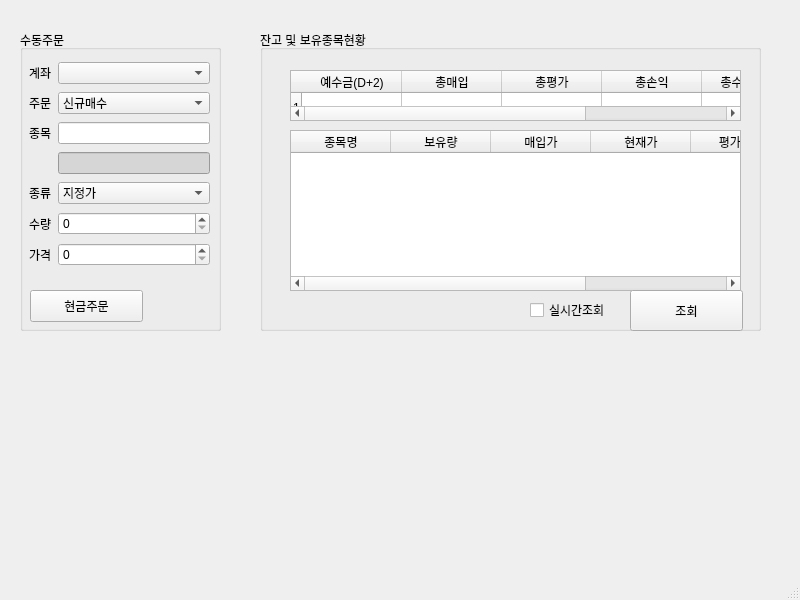
RyoniCho/AutoStockTrader, file autoTrader_ui.ui: the form before one commit.
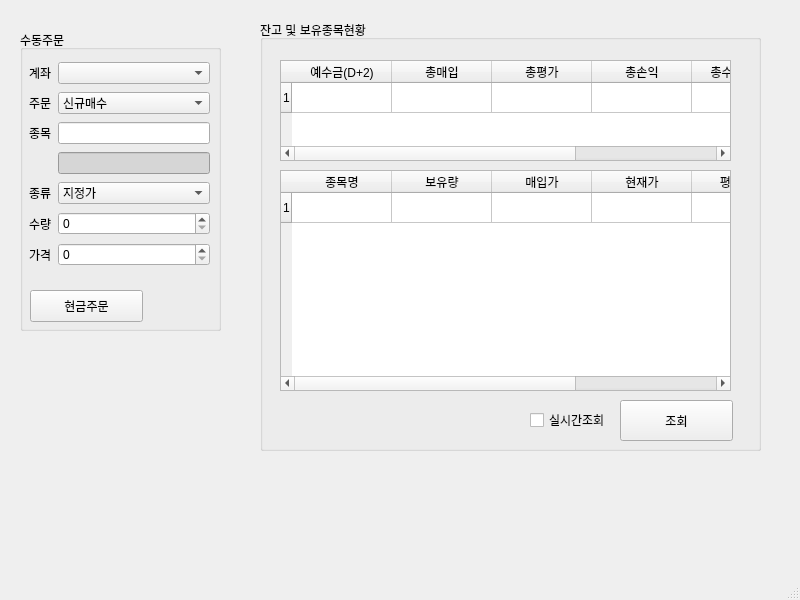
The form after the commit.

What changed in the file:
```diff
--- a/autoTrader_ui.ui
+++ b/autoTrader_ui.ui
@@ -162,9 +162,9 @@
     <property name="geometry">
      <rect>
       <x>260</x>
-      <y>30</y>
+      <y>20</y>
       <width>501</width>
-      <height>301</height>
+      <height>431</height>
      </rect>
     </property>
     <property name="title">
@@ -173,10 +173,10 @@
     <widget class="QTableWidget" name="UI_deposit_tableWidget">
      <property name="geometry">
       <rect>
-       <x>30</x>
+       <x>20</x>
        <y>40</y>
        <width>451</width>
-       <height>51</height>
+       <height>101</height>
       </rect>
      </property>
      <property name="rowCount">
@@ -217,12 +217,16 @@
     <widget class="QTableWidget" name="UI_balance_tableWidget">
      <property name="geometry">
       <rect>
-       <x>30</x>
-       <y>100</y>
+       <x>20</x>
+       <y>150</y>
        <width>451</width>
-       <height>161</height>
+       <height>221</height>
       </rect>
      </property>
+     <property name="rowCount">
+      <number>1</number>
+     </property>
+     <row/>
      <column>
       <property name="text">
        <string>종목명</string>
@@ -258,7 +262,7 @@
      <property name="geometry">
       <rect>
        <x>270</x>
-       <y>270</y>
+       <y>390</y>
        <width>87</width>
        <height>20</height>
       </rect>
@@ -270,8 +274,8 @@
     <widget class="QPushButton" name="UI_checkBalance_pushButton">
      <property name="geometry">
       <rect>
-       <x>370</x>
-       <y>260</y>
+       <x>360</x>
+       <y>380</y>
        <width>113</width>
        <height>41</height>
       </rect>
```
